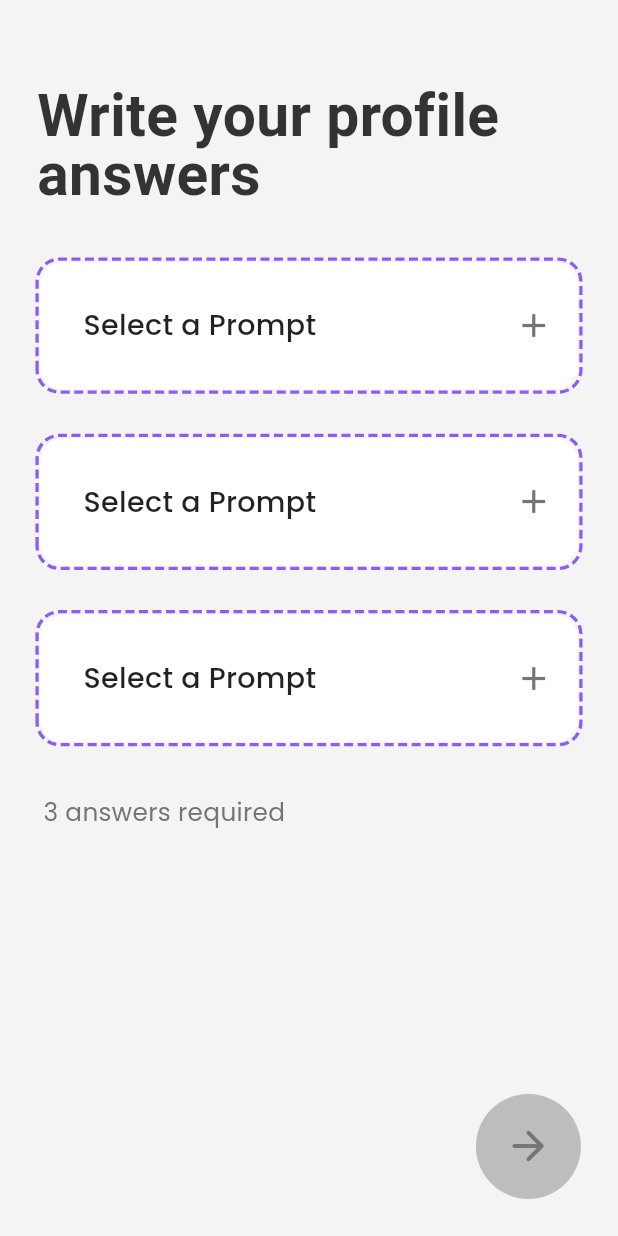
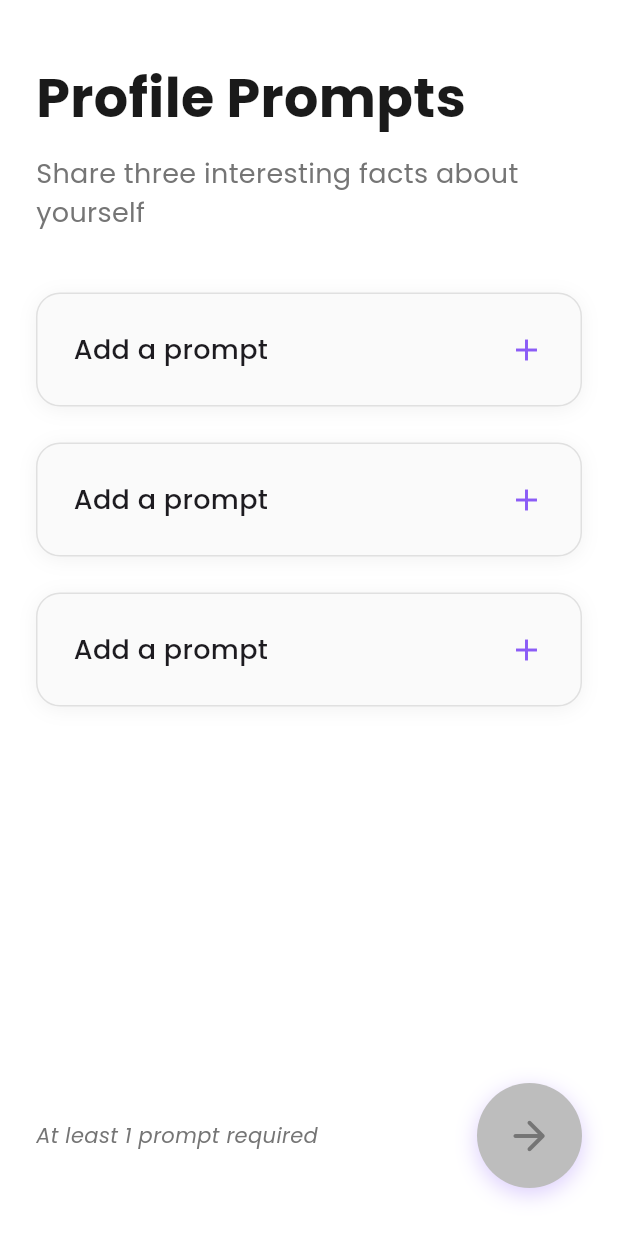
Before and after one commit to f3rix-xyz/dtx, a Flutter app: the screen it shows after launch, on a phone screen of 412 x 824 dp. Run offline on Flutter 3.47's test engine with Material 3 defaults, Android fonts, the phone set to English and light mode, and no system bars; drawn by our look-alikes of dotted_border; our stand-ins replace audioplayers, flutter_map, flutter_riverpod, geolocator, google_fonts, image_picker and 4 more; missing offline and left inert: app_settings, get_thumbnail_video, record.

Commit message:
kinna chair

```diff
--- a/lib/views/prompt.dart
+++ b/lib/views/prompt.dart
@@ -4,7 +4,6 @@ import 'package:dtx/views/textpromptsselect.dart';
 import 'package:flutter/material.dart';
 import 'package:flutter_riverpod/flutter_riverpod.dart';
 import 'package:google_fonts/google_fonts.dart';
-import 'package:dotted_border/dotted_border.dart';
 import 'package:dtx/providers/user_provider.dart';
 
 class ProfileAnswersScreen extends ConsumerStatefulWidget {
@@ -21,10 +20,10 @@ class _ProfileAnswersScreenState extends ConsumerState<ProfileAnswersScreen> {
   void _updateForwardButtonState() {
     final userState = ref.watch(userProvider);
     final prompts = userState.prompts;
-    int filledAnswers =
-        prompts.where((prompt) => prompt.answer.isNotEmpty).length;
+    bool hasValidPrompt =
+        prompts.any((prompt) => prompt.answer.trim().isNotEmpty);
     setState(() {
-      _isForwardButtonEnabled = filledAnswers >= 3;
+      _isForwardButtonEnabled = hasValidPrompt;
     });
   }
 
@@ -36,6 +35,17 @@ class _ProfileAnswersScreenState extends ConsumerState<ProfileAnswersScreen> {
     });
   }
 
+  void _handlePromptTap(Prompt? prompt, int index) {
+    Navigator.push(
+      context,
+      MaterialPageRoute(
+        builder: (context) => TextSelectPromptScreen(
+          editIndex: prompt != null ? index : null,
+        ),
+      ),
+    ).then((_) => _updateForwardButtonState());
+  }
+
   @override
   Widget build(BuildContext context) {
     final screenSize = MediaQuery.of(context).size;
@@ -43,49 +53,59 @@ class _ProfileAnswersScreenState extends ConsumerState<ProfileAnswersScreen> {
     final prompts = userState.prompts;
 
     return Scaffold(
-      backgroundColor: const Color(0xFFF4F4F4),
+      backgroundColor: Colors.white,
       body: SafeArea(
         child: Padding(
-          padding: EdgeInsets.symmetric(horizontal: screenSize.width * 0.06),
+          padding: EdgeInsets.symmetric(horizontal: 24),
           child: Column(
             crossAxisAlignment: CrossAxisAlignment.start,
             children: [
-              SizedBox(height: screenSize.height * 0.03),
+              const SizedBox(height: 40),
+              Text(
+                "Profile Prompts",
+                style: GoogleFonts.poppins(
+                  fontSize: 36,
+                  fontWeight: FontWeight.w700,
+                  color: const Color(0xFF1A1A1A),
+                ),
+              ),
+              const SizedBox(height: 12),
+              Text(
+                "Share three interesting facts about yourself",
+                style: GoogleFonts.poppins(
+                  fontSize: 18,
+                  color: Colors.grey[600],
+                ),
+              ),
+              const SizedBox(height: 40),
+              Expanded(
+                child: ListView.separated(
+                  itemCount: 3,
+                  separatorBuilder: (_, __) => const SizedBox(height: 24),
+                  itemBuilder: (context, index) {
+                    final prompt =
+                        index < prompts.length ? prompts[index] : null;
+                    return _buildPromptCard(prompt, index);
+                  },
+                ),
+              ),
+              const SizedBox(height: 16),
               Row(
                 mainAxisAlignment: MainAxisAlignment.spaceBetween,
+                crossAxisAlignment: CrossAxisAlignment.center,
                 children: [
-                  const SizedBox(width: 32),
-                  const SizedBox(width: 48),
+                  Text(
+                    "At least 1 prompt required",
+                    style: GoogleFonts.poppins(
+                      fontSize: 14,
+                      color: Colors.grey[600],
+                      fontStyle: FontStyle.italic,
+                    ),
+                  ),
+                  _buildForwardButton(),
                 ],
               ),
-              SizedBox(height: screenSize.height * 0.04),
-              Text(
-                "Write your profile answers",
-                textAlign: TextAlign.left,
-                style: GoogleFonts.lexendDeca(
-                  fontSize: screenSize.width * 0.095,
-                  fontWeight: FontWeight.w700,
-                  color: const Color(0xFF333333),
-                  height: 1.0,
-                ),
-              ),
-              SizedBox(height: screenSize.height * 0.045),
-              ..._buildPromptSections(screenSize, prompts),
-              SizedBox(height: screenSize.height * 0.04),
-              Padding(
-                padding: EdgeInsets.only(left: screenSize.width * 0.01),
-                child: Text(
-                  "3 answers required",
-                  textAlign: TextAlign.left,
-                  style: GoogleFonts.poppins(
-                    fontSize: screenSize.width * 0.04,
-                    fontWeight: FontWeight.w400,
-                    color: Colors.grey.shade600,
-                  ),
-                ),
-              ),
-              const Spacer(),
-              _buildForwardButton(context, screenSize),
+              const SizedBox(height: 32),
             ],
           ),
         ),
@@ -93,137 +113,79 @@ class _ProfileAnswersScreenState extends ConsumerState<ProfileAnswersScreen> {
     );
   }
 
-  List<Widget> _buildPromptSections(Size screenSize, List<Prompt> prompts) {
-    return List.generate(3, (index) {
-      final prompt = index < prompts.length ? prompts[index] : null;
-      return Column(
-        children: [
-          if (index > 0) SizedBox(height: screenSize.height * 0.035),
-          _buildPromptAnswerSection(
-            screenSize: screenSize,
-            prompt: prompt,
-            onPromptSelected: () {
-              Navigator.push(
-                context,
-                MaterialPageRoute(
-                  builder: (context) => TextSelectPromptScreen(
-                    editIndex: prompt != null ? index : null,
+  Widget _buildPromptCard(Prompt? prompt, int index) {
+    return Container(
+      decoration: BoxDecoration(
+        color: Colors.grey[50],
+        borderRadius: BorderRadius.circular(16),
+        border: Border.all(
+          color: prompt != null ? const Color(0xFF8B5CF6) : Colors.grey[300]!,
+          width: 1,
         ),
-                ),
-              );
-            },
+        boxShadow: [
+          BoxShadow(
+            color: Colors.black.withOpacity(0.05),
+            blurRadius: 10,
+            offset: const Offset(0, 2),
           ),
         ],
-      );
-    });
-  }
-
-  Widget _buildPromptAnswerSection({
-    required Size screenSize,
-    required Prompt? prompt,
-    required VoidCallback onPromptSelected,
-  }) {
-    return GestureDetector(
-      onTap: onPromptSelected,
-      child: DottedBorder(
-        dashPattern: const [6, 3],
-        color: prompt != null
-            ? const Color(0xFF8B5CF6).withOpacity(0.8)
-            : const Color(0xFF8B5CF6),
-        strokeWidth: 2.2,
-        borderType: BorderType.RRect,
-        radius: const Radius.circular(15),
-        child: Container(
-          width: double.infinity,
-          padding: EdgeInsets.symmetric(
-            vertical: screenSize.height * 0.035,
-            horizontal: screenSize.width * 0.04,
       ),
-          decoration: BoxDecoration(
-            color: Colors.white,
-            borderRadius: BorderRadius.circular(15),
-          ),
-          child: Stack(
-            alignment: Alignment.centerLeft,
-            children: [
-              Column(
+      child: Material(
+        color: Colors.transparent,
+        child: InkWell(
+          borderRadius: BorderRadius.circular(16),
+          onTap: () => _handlePromptTap(prompt, index),
+          child: Padding(
+            padding: const EdgeInsets.all(24),
+            child: Column(
               crossAxisAlignment: CrossAxisAlignment.start,
               children: [
-                  Padding(
-                    padding: EdgeInsets.only(left: screenSize.width * 0.03),
+                Row(
+                  children: [
+                    Expanded(
                       child: Text(
-                      prompt != null
-                          ? _truncateText(prompt.question, 20)
-                          : "Select a Prompt",
+                        prompt?.question ?? "Add a prompt",
                         style: GoogleFonts.poppins(
-                        fontSize: 19,
+                          fontSize: 18,
                           fontWeight: FontWeight.w500,
-                        color: Colors.black87,
                         ),
                       ),
                     ),
-                  if (prompt != null && prompt.answer.isNotEmpty)
-                    Padding(
-                      padding: EdgeInsets.only(
-                        left: screenSize.width * 0.03,
-                        top: 4,
+                    Icon(
+                      prompt != null ? Icons.edit : Icons.add,
+                      color: const Color(0xFF8B5CF6),
+                      size: 24,
                     ),
-                      child: Text(
-                        _truncateText(prompt.answer, 30),
+                  ],
+                ),
+                if (prompt?.answer.isNotEmpty ?? false) ...[
+                  const SizedBox(height: 12),
+                  Text(
+                    prompt!.answer,
                     style: GoogleFonts.poppins(
                       fontSize: 16,
-                          fontWeight: FontWeight.w400,
                       color: Colors.grey[600],
                     ),
                   ),
-                    ),
+                ],
               ],
             ),
-              Positioned(
-                right: 0,
-                top: 0,
-                bottom: 0,
-                child: Icon(
-                  prompt != null ? Icons.edit_rounded : Icons.add,
-                  color:
-                      prompt != null ? Colors.grey[600]! : Colors.grey.shade600,
-                  size: 26,
-                ),
-              ),
-            ],
           ),
         ),
       ),
     );
   }
 
-  String _truncateText(String text, int maxLength) {
-    if (text.length <= maxLength) return text;
-    return '${text.substring(0, maxLength)}...';
-  }
-
-  Widget _buildForwardButton(BuildContext context, Size screenSize) {
-    return Align(
-      alignment: Alignment.bottomRight,
-      child: Padding(
-        padding: EdgeInsets.only(bottom: screenSize.height * 0.03),
-        child: GestureDetector(
-          onTap: () {
-            if (_isForwardButtonEnabled) {
-              Navigator.push(
+  Widget _buildForwardButton() {
+    return GestureDetector(
+      onTap: _isForwardButtonEnabled
+          ? () => Navigator.push(
                 context,
                 MaterialPageRoute(
                   builder: (context) => const MediaPickerScreen(),
                 ),
-              );
-            } else {
-              ScaffoldMessenger.of(context).showSnackBar(
-                const SnackBar(
-                  content: Text("Please complete at least 3 prompts"),
-                ),
-              );
-            }
-          },
+              )
+          : null,
       child: Container(
         width: 70,
         height: 70,
@@ -232,14 +194,18 @@ class _ProfileAnswersScreenState extends ConsumerState<ProfileAnswersScreen> {
               ? const Color(0xFF8B5CF6)
               : Colors.grey.shade400,
           borderRadius: BorderRadius.circular(35),
+          boxShadow: [
+            BoxShadow(
+              color: const Color(0xFF8B5CF6).withOpacity(0.3),
+              blurRadius: 12,
+              offset: const Offset(0, 4),
+            ),
+          ],
         ),
         child: Icon(
           Icons.arrow_forward_rounded,
-              color:
-                  _isForwardButtonEnabled ? Colors.white : Colors.grey.shade600,
+          color: _isForwardButtonEnabled ? Colors.white : Colors.grey.shade600,
           size: 32,
-            ),
-          ),
         ),
       ),
     );
```
Also changed, not shown: 4 other files. Lines whose indentation alone changed are shown as unchanged.
